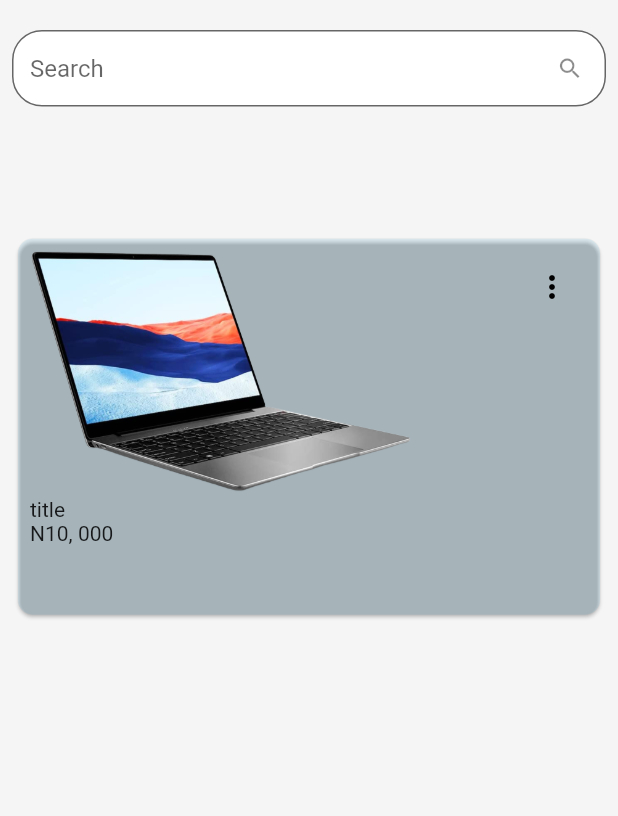
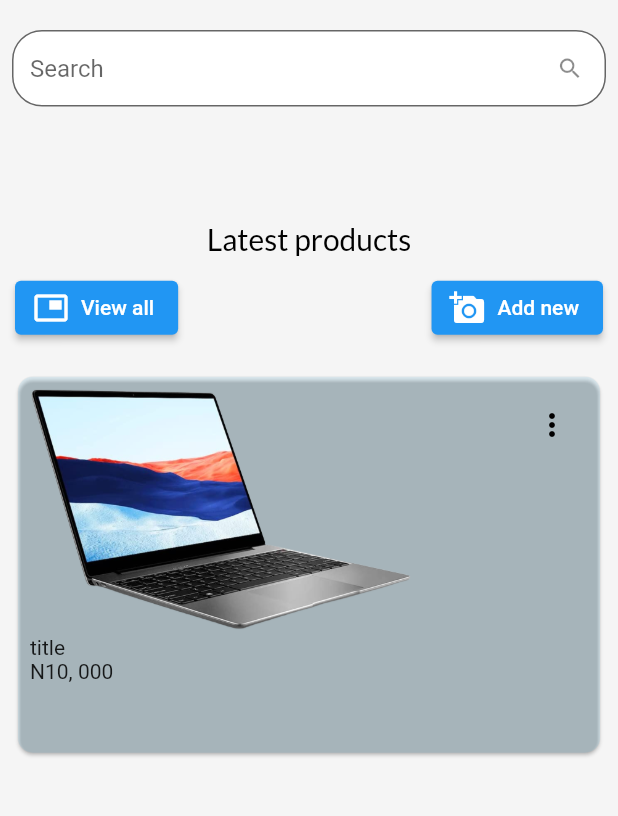
Before and after one commit to mustapha-amin/go_shop_admin_panel, a Flutter app: the screen it shows after launch, on a phone screen of 412 x 824 dp, the part 54-870 px from its top. Run offline on Flutter 3.47's test engine with Material 2 defaults, Android fonts, the phone set to English and light mode, and no system bars; our stand-ins replace google_fonts, shared_preferences.

Commit message:
added two buttons to dashboard to view and add products

```diff
--- a/lib/screens/dashboard.dart
+++ b/lib/screens/dashboard.dart
@@ -1,4 +1,5 @@
 import 'package:flutter/material.dart';
+import 'package:go_shop_admin_panel/consts/textstyle.dart';
 import 'package:go_shop_admin_panel/widgets/header.dart';
 import 'package:go_shop_admin_panel/widgets/products_widget.dart';
 
@@ -17,6 +18,25 @@ class _DashBoardState extends State<DashBoard> {
           mainAxisAlignment: MainAxisAlignment.end,
           children: [
             Header(),
+            Text("Latest products", style: kTextStyle(20, context)),
+            Padding(
+              padding: const EdgeInsets.all(10.0),
+              child: Row(
+                mainAxisAlignment: MainAxisAlignment.spaceBetween,
+                children: [
+                  ElevatedButton.icon(
+                    onPressed: () {},
+                    icon: Icon(Icons.picture_in_picture),
+                    label: Text("View all"),
+                  ),
+                  ElevatedButton.icon(
+                    onPressed: () {},
+                    icon: Icon(Icons.add_a_photo),
+                    label: Text("Add new"),
+                  ),
+                ],
+              ),
+            ),
             ProductWidget(
               imgPath: 'assets/images/offers/laptop.png',
             ),
```
